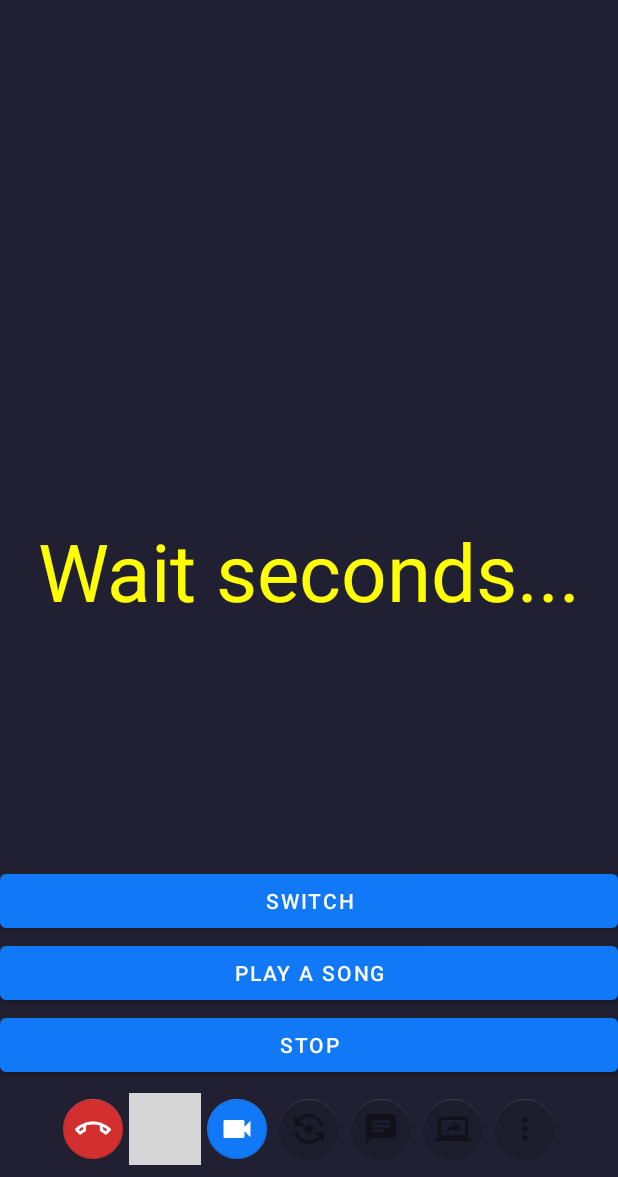
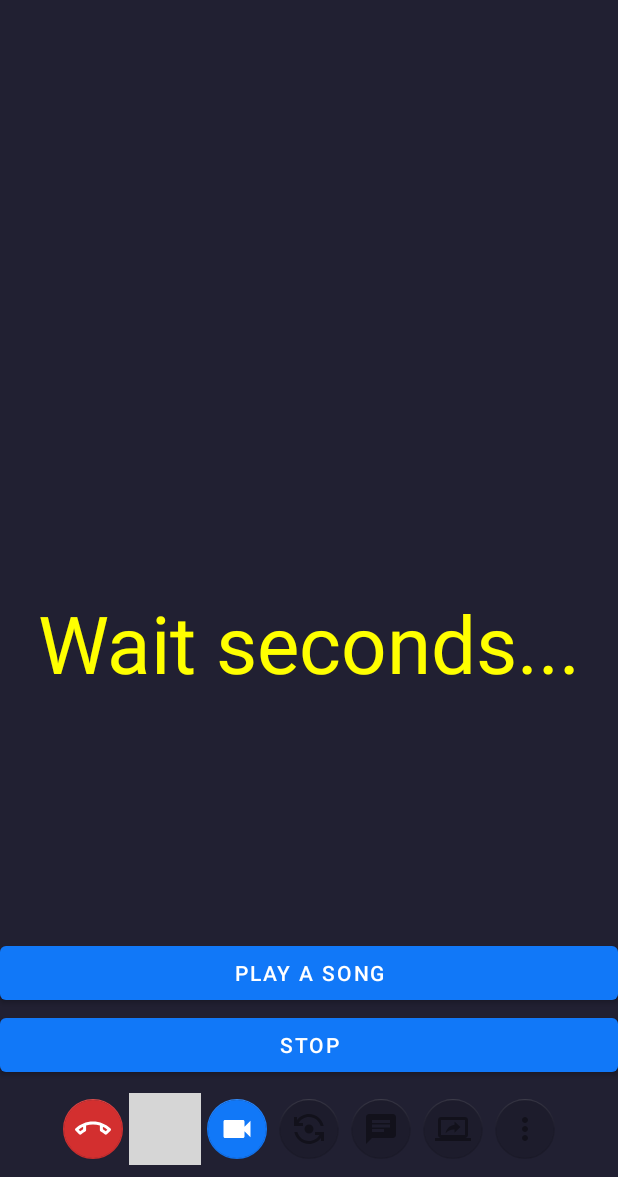
Before and after one commit to B3n31/Forget-Me-Not, an Android app: the MainActivity screen opened directly, with no data from a screen before it, after a tap on "PLAY A SONG", on a phone screen of 412 x 824 dp, the part 59-1236 px from its top. Run offline under Robolectric (Android 15) with nearby library versions, the phone set to English and light mode, and no system bars; our stand-ins replace Firebase (no records; nobody signed in at launch, a user with empty details on screens opened directly); libraries missing offline, so code that uses them is left out: com.nabinbhandari.android, org.webrtc; plain views replace SurfaceViewRenderer; 11 statements that could not run were skipped; grey boxes are pictures that could not be loaded.

Commit message:
Combind switch and play together; Fix bugs that cause app crash

```diff
--- a/app/src/main/java/live/videosdk/rtc/android/java/MainActivity.java
+++ b/app/src/main/java/live/videosdk/rtc/android/java/MainActivity.java
@@ -85,7 +85,7 @@ public class MainActivity extends AppCompatActivity {
     private FloatingActionButton btnMic, btnWebcam, btnScreenShare;
     private FloatingActionButton btnLeave, btnChat, btnSwitchCameraMode, btnMore;
     private ImageButton btnAudioSelection;
-    private Button musicBtn, stopBtn, switchBtn;
+    private Button musicBtn, stopBtn;
 
     private FirebaseAuth auth;
 
@@ -117,6 +117,8 @@ public class MainActivity extends AppCompatActivity {
     private String lrc;
     private String meetingId;
     private int num_song = 1;
+    private int index = 0;
+
     @Override
     protected void onCreate(Bundle savedInstanceState) {
         super.onCreate(savedInstanceState);
@@ -129,7 +131,6 @@ public class MainActivity extends AppCompatActivity {
         uIds = new ArrayList<>();
         musicBtn = findViewById(R.id.musicBtn);
         stopBtn = findViewById(R.id.stopBtn);
-        switchBtn = findViewById(R.id.switchBtn);
 
         btnAudioSelection = (ImageButton) findViewById(R.id.btnAudioSelection);
         btnAudioSelection.setEnabled(false);
@@ -176,7 +177,14 @@ public class MainActivity extends AppCompatActivity {
         musicBtn.setOnClickListener(new View.OnClickListener() {
             @Override
             public void onClick(View v) {
+                if (index > 0){
+                    if (mPlayer.isPlaying()){
+                        mPlayer.stop();
+                    }
+                }
                 beginLrcPlay(num_song);
+                num_song++;
+                index++;
             }
         });
         stopBtn.setOnClickListener(new View.OnClickListener() {
@@ -187,19 +195,7 @@ public class MainActivity extends AppCompatActivity {
                 }
             }
         });
-        switchBtn.setOnClickListener(new View.OnClickListener() {
-            @Override
-            public void onClick(View view) {
-                if (mPlayer.isPlaying()){
-                    mPlayer.stop();
-                }
-                num_song++;
-                if (num_song > 2){
-                    num_song = 1;
-                }
-                beginLrcPlay(num_song);
-            }
-        });
+
 
         final String token = getIntent().getStringExtra("token");
 
@@ -310,6 +306,9 @@ public class MainActivity extends AppCompatActivity {
         }
         else if (num_song == 2){
             song = Song2;
+        }
+        else if (num_song > 2){
+            num_song = 1;
         }
 
         HashMap<String, String> dataMap = new HashMap<>();
--- a/app/src/main/res/layout/activity_main.xml
+++ b/app/src/main/res/layout/activity_main.xml
@@ -66,12 +66,6 @@
         android:id="@+id/lrcView"
         android:layout_width="match_parent"
         android:layout_height="243dp" />
-
-    <Button
-        android:id="@+id/switchBtn"
-        android:layout_width="match_parent"
-        android:layout_height="wrap_content"
-        android:text="Switch" />
 
     <Button
         android:id="@+id/musicBtn"
```
Also changed, not shown: 1 other file.
